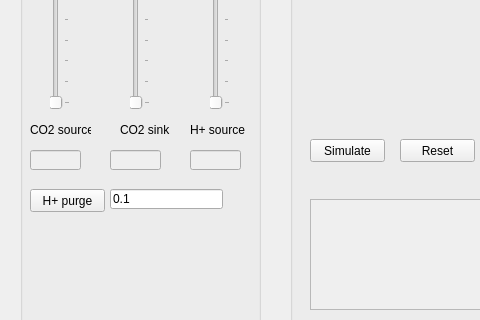
The window that src/mainui.ui (hsorby/pH-PyApp) describes before a commit, drawn with Qt 5; both pictures show x 0 to 480 and y 161 to 481 of the 800 by 600 pixel window.
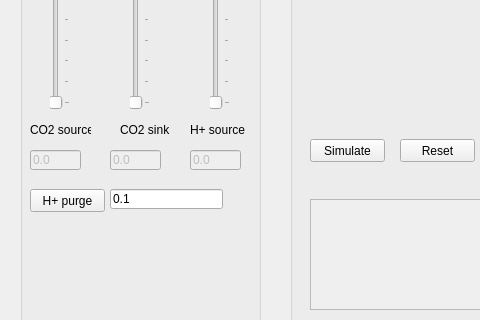
The same window after the commit. Custom widgets are drawn as their Qt base class.

Commit message:
Text boxes below sliders now display value of source/sink that is adjusted by the slider.  This is done by hand, since the signal/slot method in QtDesigner doesn't allow for connecting to the setText method.
Also, adjusted the continuous simulation parameters so that it is closer
to real time.

The edit to the form file:
```diff
--- a/src/mainui.ui
+++ b/src/mainui.ui
@@ -112,6 +112,9 @@
        <height>20</height>
       </rect>
      </property>
+     <property name="text">
+      <string>0.0</string>
+     </property>
     </widget>
     <widget class="QLineEdit" name="co2SinkValue">
      <property name="enabled">
@@ -125,6 +128,9 @@
        <height>20</height>
       </rect>
      </property>
+     <property name="text">
+      <string>0.0</string>
+     </property>
     </widget>
     <widget class="QLabel" name="protonSourceLabel">
      <property name="geometry">
@@ -151,6 +157,9 @@
        <height>20</height>
       </rect>
      </property>
+     <property name="text">
+      <string>0.0</string>
+     </property>
     </widget>
     <widget class="QPushButton" name="protonLevelPurge">
      <property name="geometry">
```
Left out of the diff: 71 changed lines with no effect on the pictures. The commit also changes 4 other files.
